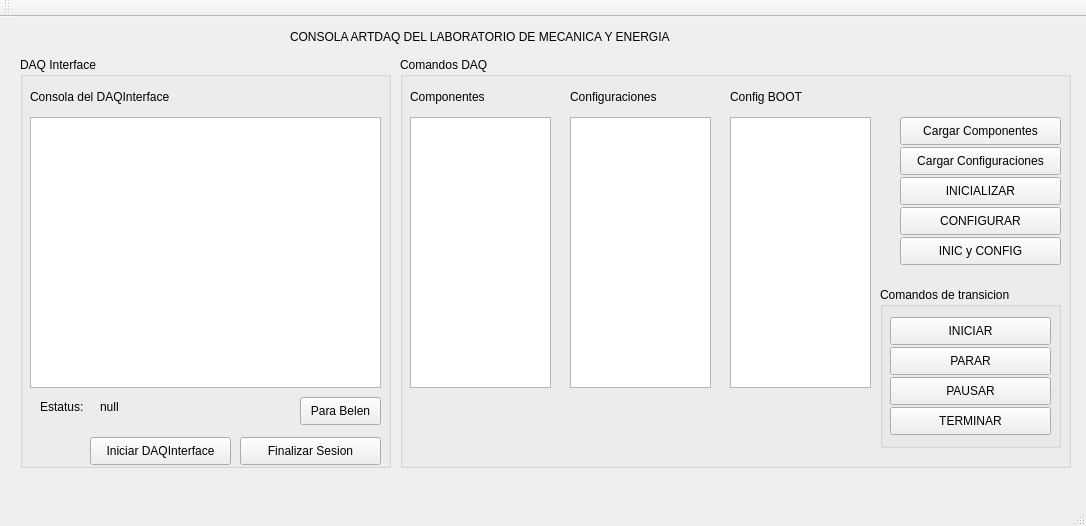
Above: mainwindow.ui from ecristal/artdaq_run_control_gui before the change. Below: the same form after it.
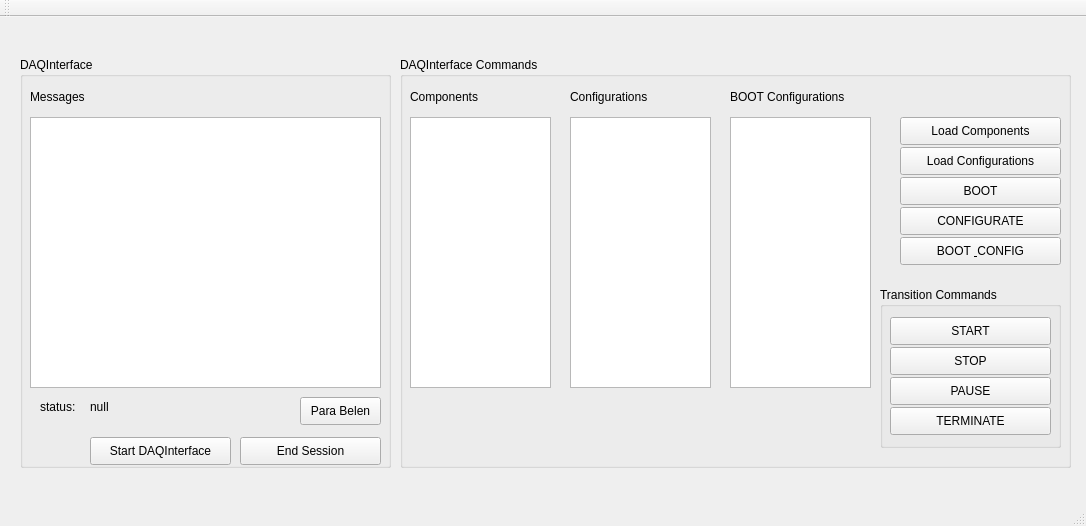
That is the form after the change.

Commit message: ARTDAQ console traducido al ingles y portatil

What changed in the file:
```diff
--- a/mainwindow.ui
+++ b/mainwindow.ui
@@ -14,19 +14,6 @@
    <string>MainWindow</string>
   </property>
   <widget class="QWidget" name="centralWidget">
-   <widget class="QLabel" name="lbTitulo">
-    <property name="geometry">
-     <rect>
-      <x>290</x>
-      <y>10</y>
-      <width>451</width>
-      <height>20</height>
-     </rect>
-    </property>
-    <property name="text">
-     <string>CONSOLA ARTDAQ DEL LABORATORIO DE MECANICA Y ENERGIA</string>
-    </property>
-   </widget>
    <widget class="QGroupBox" name="groupBox">
     <property name="geometry">
      <rect>
@@ -37,7 +24,7 @@
      </rect>
     </property>
     <property name="title">
-     <string>DAQ Interface</string>
+     <string>DAQInterface</string>
     </property>
     <widget class="QPlainTextEdit" name="taDAQInterface">
      <property name="geometry">
@@ -59,7 +46,7 @@
       </rect>
      </property>
      <property name="text">
-      <string>Iniciar DAQInterface</string>
+      <string>Start DAQInterface</string>
      </property>
     </widget>
     <widget class="QPushButton" name="bBelen">
@@ -85,7 +72,7 @@
       </rect>
      </property>
      <property name="text">
-      <string>Consola del DAQInterface</string>
+      <string>Messages</string>
      </property>
     </widget>
     <widget class="QPushButton" name="bFinalizarSesion">
@@ -98,7 +85,7 @@
       </rect>
      </property>
      <property name="text">
-      <string>Finalizar Sesion</string>
+      <string>End Session</string>
      </property>
     </widget>
     <widget class="QLabel" name="label_6">
@@ -111,13 +98,13 @@
       </rect>
      </property>
      <property name="text">
-      <string>Estatus:</string>
+      <string>status:</string>
      </property>
     </widget>
     <widget class="QLabel" name="lbStatus">
      <property name="geometry">
       <rect>
-       <x>80</x>
+       <x>70</x>
        <y>340</y>
        <width>171</width>
        <height>20</height>
@@ -138,7 +125,7 @@
      </rect>
     </property>
     <property name="title">
-     <string>Comandos DAQ </string>
+     <string>DAQInterface Commands</string>
     </property>
     <widget class="QPushButton" name="bDAQcomp">
      <property name="geometry">
@@ -150,7 +137,7 @@
       </rect>
      </property>
      <property name="text">
-      <string>Cargar Componentes</string>
+      <string>Load Components</string>
      </property>
     </widget>
     <widget class="QListView" name="lvComponentes">
@@ -183,7 +170,7 @@
       </rect>
      </property>
      <property name="text">
-      <string>Componentes</string>
+      <string>Components</string>
      </property>
     </widget>
     <widget class="QLabel" name="label_3">
@@ -196,7 +183,7 @@
       </rect>
      </property>
      <property name="text">
-      <string>Configuraciones</string>
+      <string>Configurations</string>
      </property>
     </widget>
     <widget class="QPushButton" name="bDAQconf">
@@ -209,7 +196,7 @@
       </rect>
      </property>
      <property name="text">
-      <string>Cargar Configuraciones</string>
+      <string>Load Configurations</string>
      </property>
     </widget>
     <widget class="QListView" name="lvConfigBOOT">
@@ -227,12 +214,12 @@
       <rect>
        <x>330</x>
        <y>30</y>
-       <width>111</width>
+       <width>141</width>
        <height>20</height>
       </rect>
      </property>
      <property name="text">
-      <string>Config BOOT</string>
+      <string>BOOT Configurations</string>
      </property>
     </widget>
     <widget class="QPushButton" name="bBOOT">
@@ -245,7 +232,7 @@
       </rect>
      </property>
      <property name="text">
-      <string>INICIALIZAR</string>
+      <string>BOOT</string>
      </property>
     </widget>
     <widget class="QPushButton" name="bCONFIG">
@@ -258,7 +245,7 @@
       </rect>
      </property>
      <property name="text">
-      <string>CONFIGURAR</string>
+      <string>CONFIGURATE</string>
      </property>
     </widget>
     <widget class="QPushButton" name="bBOOTandCONFIG">
@@ -271,7 +258,7 @@
       </rect>
      </property>
      <property name="text">
-      <string>INIC y CONFIG</string>
+      <string>BOOT &amp; CONFIG</string>
      </property>
     </widget>
     <widget class="QGroupBox" name="groupBox_3">
@@ -284,7 +271,7 @@
       </rect>
      </property>
      <property name="title">
-      <string>Comandos de transicion</string>
+      <string>Transition Commands</string>
      </property>
      <widget class="QPushButton" name="bStart">
       <property name="geometry">
@@ -296,7 +283,7 @@
        </rect>
       </property>
       <property name="text">
-       <string>INICIAR</string>
+       <string>START</string>
       </property>
      </widget>
      <widget class="QPushButton" name="bStop">
@@ -309,7 +296,7 @@
        </rect>
       </property>
       <property name="text">
-       <string>PARAR</string>
+       <string>STOP</string>
       </property>
      </widget>
      <widget class="QPushButton" name="bPause">
@@ -322,7 +309,7 @@
        </rect>
       </property>
       <property name="text">
-       <string>PAUSAR</string>
+       <string>PAUSE</string>
       </property>
      </widget>
      <widget class="QPushButton" name="bTerminate">
@@ -335,7 +322,7 @@
        </rect>
       </property>
       <property name="text">
-       <string>TERMINAR</string>
+       <string>TERMINATE</string>
       </property>
      </widget>
     </widget>
```
Left out of the diff: 15 changed lines with no effect on the pictures. The commit also changes 2 other files.
